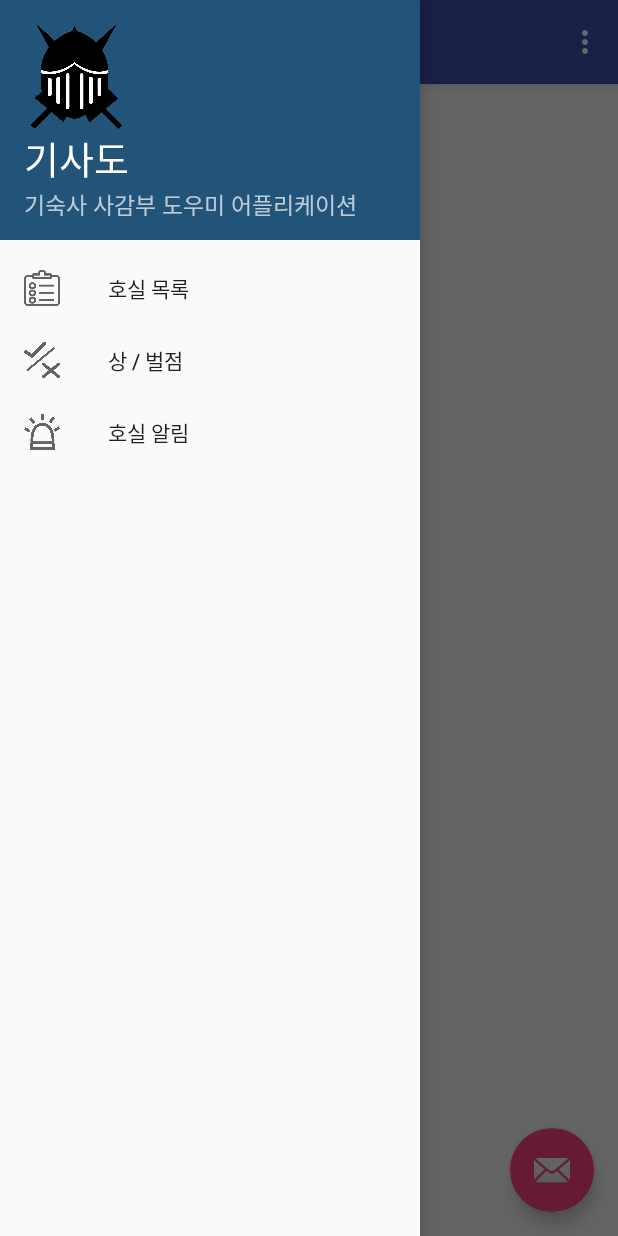
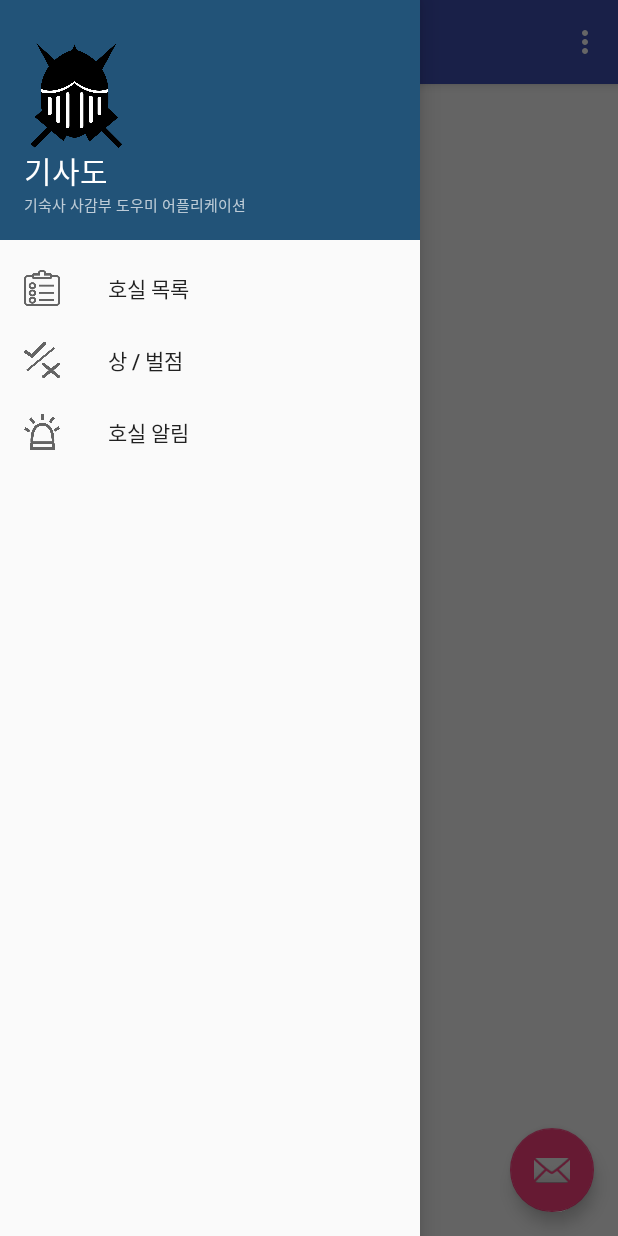
Before and after one commit to CHANMYUNG/SW-Camp-Hackathon-Chivalry, an Android app: the screen it shows after launch (MainActivity), with the side drawer open, on a phone screen of 412 x 824 dp. Run offline under Robolectric (Android 15) with nearby library versions, the phone set to English and light mode, and no system bars.

Commit message:
create titlebar
create titlebar and mod navigation view

```diff
--- a/MyApplication/app/src/main/java/com/example/a10102/myapplication/MainActivity.java
+++ b/MyApplication/app/src/main/java/com/example/a10102/myapplication/MainActivity.java
@@ -23,6 +23,11 @@ public class MainActivity extends AppCompatActivity
         Toolbar toolbar = (Toolbar) findViewById(R.id.toolbar);
         setSupportActionBar(toolbar);
 
+        //툴바 타이틀 없애기
+        setSupportActionBar(toolbar);
+        getSupportActionBar().setTitle(null);
+
+
         FloatingActionButton fab = (FloatingActionButton) findViewById(R.id.fab);
         fab.setOnClickListener(new View.OnClickListener() {
             @Override
@@ -37,6 +42,8 @@ public class MainActivity extends AppCompatActivity
                 this, drawer, toolbar, R.string.navigation_drawer_open, R.string.navigation_drawer_close);
         drawer.setDrawerListener(toggle);
         toggle.syncState();
+
+
 
         NavigationView navigationView = (NavigationView) findViewById(R.id.nav_view);
         navigationView.setNavigationItemSelectedListener(this);
--- a/MyApplication/app/src/main/res/layout/app_bar_main.xml
+++ b/MyApplication/app/src/main/res/layout/app_bar_main.xml
@@ -5,20 +5,6 @@
     android:layout_width="match_parent"
     android:layout_height="match_parent"
     tools:context="com.example.a10102.myapplication.MainActivity">
-
-    <android.support.design.widget.AppBarLayout
-        android:layout_width="match_parent"
-        android:layout_height="wrap_content"
-        android:theme="@style/AppTheme.AppBarOverlay">
-
-        <android.support.v7.widget.Toolbar
-            android:id="@+id/toolbar"
-            android:layout_width="match_parent"
-            android:layout_height="?attr/actionBarSize"
-            android:background="?attr/colorPrimary"
-            app:popupTheme="@style/AppTheme.PopupOverlay" />
-
-    </android.support.design.widget.AppBarLayout>
 
     <include layout="@layout/content_main" />
 
@@ -30,4 +16,36 @@
         android:layout_margin="@dimen/fab_margin"
         app:srcCompat="@android:drawable/ic_dialog_email" />
 
+    <android.support.design.widget.AppBarLayout
+        android:layout_width="match_parent"
+        android:layout_height="wrap_content"
+        android:theme="@style/AppTheme.AppBarOverlay">
+
+        <RelativeLayout
+            android:layout_width="match_parent"
+            android:layout_height="match_parent">
+
+            <android.support.v7.widget.Toolbar
+                android:id="@+id/toolbar"
+                android:layout_width="match_parent"
+                android:layout_height="?attr/actionBarSize"
+                android:background="?attr/colorPrimary"
+                app:popupTheme="@style/AppTheme.PopupOverlay"
+                />
+
+            <TextView
+                android:layout_width="wrap_content"
+                android:layout_height="wrap_content"
+                android:layout_centerInParent="true"
+                android:textColor="#ffffff"
+                android:textSize="20dp"
+                android:textStyle="bold"
+                android:text="기사도"/>
+
+
+        </RelativeLayout>
+
+
+    </android.support.design.widget.AppBarLayout>
+
 </android.support.design.widget.CoordinatorLayout>
--- a/MyApplication/app/src/main/res/layout/nav_header_main.xml
+++ b/MyApplication/app/src/main/res/layout/nav_header_main.xml
@@ -21,7 +21,7 @@
     <TextView
         android:layout_width="match_parent"
         android:layout_height="wrap_content"
-        android:textSize="25dp"
+        android:textSize="20dp"
         android:text="기사도"
         android:textAppearance="@style/TextAppearance.AppCompat.Body1" />
 
@@ -29,7 +29,7 @@
         android:id="@+id/textView"
         android:layout_width="wrap_content"
         android:layout_height="wrap_content"
-        android:textSize="15dp"
+        android:textSize="10dp"
         android:text="기숙사 사감부 도우미 어플리케이션" />
 
 </LinearLayout>
```
